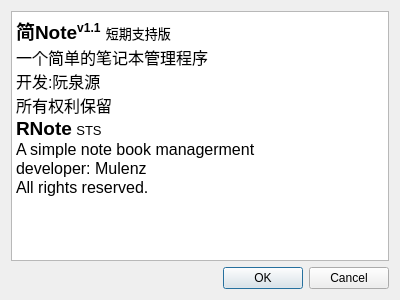
First picture: the form in about.ui, repository muronglengjing/RNote, before the edit.
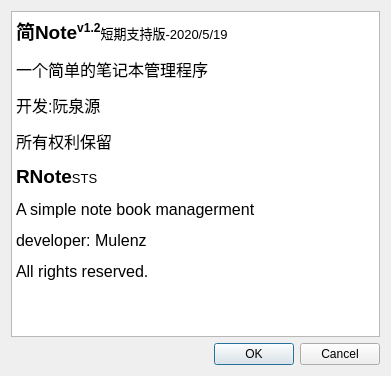
Second picture: the form after the edit. Icons and pictures are not drawn.

Commit message: 更新了关于界面

Patch:
```diff
--- a/about.ui
+++ b/about.ui
@@ -6,8 +6,8 @@
    <rect>
     <x>0</x>
     <y>0</y>
-    <width>400</width>
-    <height>300</height>
+    <width>391</width>
+    <height>376</height>
    </rect>
   </property>
   <property name="windowTitle">
@@ -18,6 +18,16 @@
     <normaloff>resource/关于.png</normaloff>resource/关于.png</iconset>
   </property>
   <layout class="QGridLayout" name="gridLayout">
+   <item row="1" column="0">
+    <widget class="QDialogButtonBox" name="buttonBox">
+     <property name="orientation">
+      <enum>Qt::Horizontal</enum>
+     </property>
+     <property name="standardButtons">
+      <set>QDialogButtonBox::Cancel|QDialogButtonBox::Ok</set>
+     </property>
+    </widget>
+   </item>
    <item row="0" column="0">
     <widget class="QTextBrowser" name="textBrowser">
      <property name="styleSheet">
@@ -28,24 +38,14 @@
 &lt;html&gt;&lt;head&gt;&lt;meta name=&quot;qrichtext&quot; content=&quot;1&quot; /&gt;&lt;style type=&quot;text/css&quot;&gt;
 p, li { white-space: pre-wrap; }
 &lt;/style&gt;&lt;/head&gt;&lt;body style=&quot; font-family:'微软雅黑'; font-size:12pt; font-weight:72; font-style:normal;&quot;&gt;
-&lt;p style=&quot; margin-top:0px; margin-bottom:0px; margin-left:0px; margin-right:0px; -qt-block-indent:0; text-indent:0px;&quot;&gt;&lt;span style=&quot; font-size:14pt; font-weight:600;&quot;&gt;简Note&lt;/span&gt;&lt;span style=&quot; font-size:14pt; font-weight:600; vertical-align:super;&quot;&gt;v1.1&lt;/span&gt;&lt;span style=&quot; font-size:14pt;&quot;&gt; &lt;/span&gt;&lt;span style=&quot; font-size:10pt;&quot;&gt;短期支持版&lt;/span&gt;&lt;/p&gt;
-&lt;p style=&quot; margin-top:0px; margin-bottom:0px; margin-left:0px; margin-right:0px; -qt-block-indent:0; text-indent:0px;&quot;&gt;一个简单的笔记本管理程序&lt;/p&gt;
-&lt;p style=&quot; margin-top:0px; margin-bottom:0px; margin-left:0px; margin-right:0px; -qt-block-indent:0; text-indent:0px;&quot;&gt;开发:阮泉源&lt;/p&gt;
-&lt;p style=&quot; margin-top:0px; margin-bottom:0px; margin-left:0px; margin-right:0px; -qt-block-indent:0; text-indent:0px;&quot;&gt;所有权利保留&lt;/p&gt;
-&lt;p style=&quot; margin-top:0px; margin-bottom:0px; margin-left:0px; margin-right:0px; -qt-block-indent:0; text-indent:0px;&quot;&gt;&lt;span style=&quot; font-size:14pt; font-weight:600;&quot;&gt;RNote&lt;/span&gt; &lt;span style=&quot; font-size:10pt;&quot;&gt;STS&lt;/span&gt;&lt;/p&gt;
-&lt;p style=&quot; margin-top:0px; margin-bottom:0px; margin-left:0px; margin-right:0px; -qt-block-indent:0; text-indent:0px;&quot;&gt;A simple note book managerment&lt;/p&gt;
-&lt;p style=&quot; margin-top:0px; margin-bottom:0px; margin-left:0px; margin-right:0px; -qt-block-indent:0; text-indent:0px;&quot;&gt;developer: Mulenz&lt;/p&gt;
-&lt;p style=&quot; margin-top:0px; margin-bottom:0px; margin-left:0px; margin-right:0px; -qt-block-indent:0; text-indent:0px;&quot;&gt;All rights reserved.&lt;/p&gt;&lt;/body&gt;&lt;/html&gt;</string>
-     </property>
-    </widget>
-   </item>
-   <item row="1" column="0">
-    <widget class="QDialogButtonBox" name="buttonBox">
-     <property name="orientation">
-      <enum>Qt::Horizontal</enum>
-     </property>
-     <property name="standardButtons">
-      <set>QDialogButtonBox::Cancel|QDialogButtonBox::Ok</set>
+&lt;p style=&quot; margin-top:12px; margin-bottom:12px; margin-left:0px; margin-right:0px; -qt-block-indent:0; text-indent:0px;&quot;&gt;&lt;span style=&quot; font-size:14pt; font-weight:600;&quot;&gt;简Note&lt;/span&gt;&lt;span style=&quot; font-size:14pt; font-weight:600; vertical-align:super;&quot;&gt;v1.2&lt;/span&gt;&lt;span style=&quot; font-size:10pt;&quot;&gt;短期支持版-2020/5/19&lt;/span&gt;&lt;/p&gt;
+&lt;p style=&quot; margin-top:12px; margin-bottom:12px; margin-left:0px; margin-right:0px; -qt-block-indent:0; text-indent:0px;&quot;&gt;一个简单的笔记本管理程序&lt;/p&gt;
+&lt;p style=&quot; margin-top:12px; margin-bottom:12px; margin-left:0px; margin-right:0px; -qt-block-indent:0; text-indent:0px;&quot;&gt;开发:阮泉源&lt;/p&gt;
+&lt;p style=&quot; margin-top:12px; margin-bottom:12px; margin-left:0px; margin-right:0px; -qt-block-indent:0; text-indent:0px;&quot;&gt;所有权利保留&lt;/p&gt;
+&lt;p style=&quot; margin-top:12px; margin-bottom:12px; margin-left:0px; margin-right:0px; -qt-block-indent:0; text-indent:0px;&quot;&gt;&lt;span style=&quot; font-size:14pt; font-weight:600;&quot;&gt;RNote&lt;/span&gt;&lt;span style=&quot; font-size:10pt;&quot;&gt;STS&lt;/span&gt;&lt;/p&gt;
+&lt;p style=&quot; margin-top:12px; margin-bottom:12px; margin-left:0px; margin-right:0px; -qt-block-indent:0; text-indent:0px;&quot;&gt;A simple note book managerment&lt;/p&gt;
+&lt;p style=&quot; margin-top:12px; margin-bottom:12px; margin-left:0px; margin-right:0px; -qt-block-indent:0; text-indent:0px;&quot;&gt;developer: Mulenz&lt;/p&gt;
+&lt;p style=&quot; margin-top:12px; margin-bottom:12px; margin-left:0px; margin-right:0px; -qt-block-indent:0; text-indent:0px;&quot;&gt;All rights reserved.&lt;/p&gt;&lt;/body&gt;&lt;/html&gt;</string>
      </property>
     </widget>
    </item>
```
The commit also changes 2 other files.
